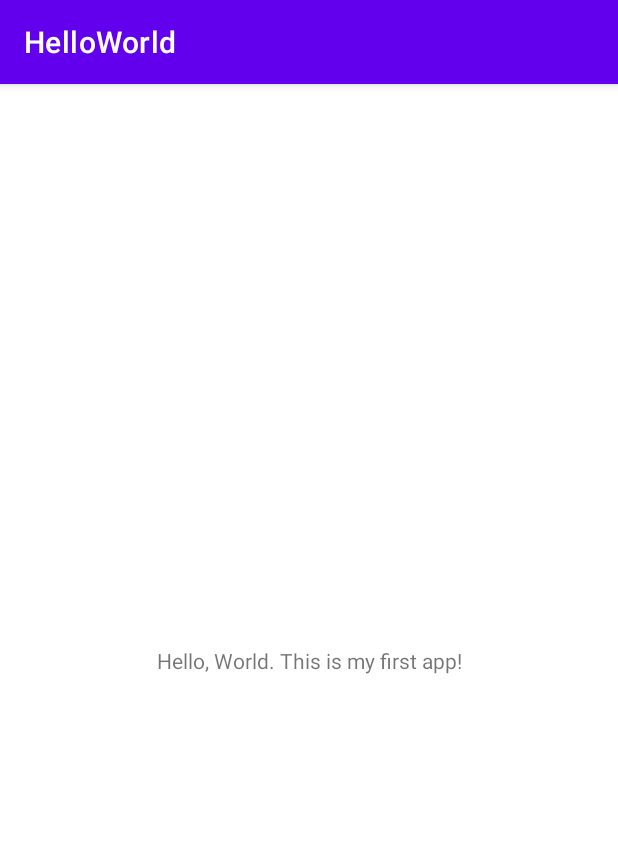
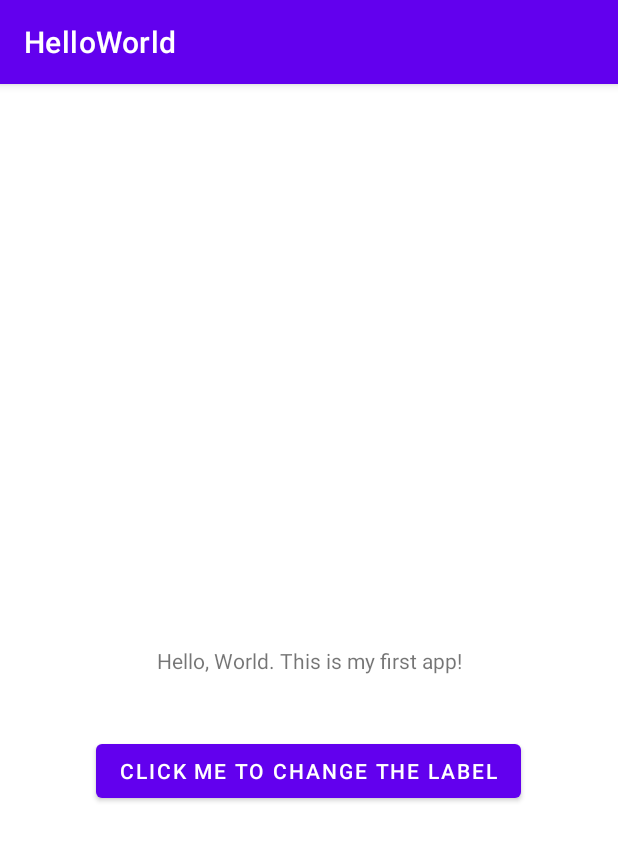
Before and after one commit to Efriedman1/CIS3515-Assignment1, an Android app: the screen it shows after launch (MainActivity), on a phone screen of 412 x 824 dp. Shown: the top 841 px of the screen. Run offline under Robolectric (Android 15) with nearby library versions, the phone set to English and light mode, and no system bars.

Commit message:
change textview text on button click

```diff
--- a/app/src/main/java/edu/temple/helloworld/MainActivity.java
+++ b/app/src/main/java/edu/temple/helloworld/MainActivity.java
@@ -3,6 +3,8 @@ package edu.temple.helloworld;
 import androidx.appcompat.app.AppCompatActivity;
 
 import android.os.Bundle;
+import android.view.View;
+import android.widget.TextView;
 
 public class MainActivity extends AppCompatActivity {
 
@@ -11,4 +13,9 @@ public class MainActivity extends AppCompatActivity {
         super.onCreate(savedInstanceState);
         setContentView(R.layout.activity_main);
     }
+
+    public void buttonClick(View view){
+        TextView tv = (TextView)findViewById(R.id.tv);
+        tv.setText("@string/text_change");
+    }
 }
--- a/app/src/main/res/layout/activity_main.xml
+++ b/app/src/main/res/layout/activity_main.xml
@@ -2,11 +2,13 @@
 <androidx.constraintlayout.widget.ConstraintLayout xmlns:android="http://schemas.android.com/apk/res/android"
     xmlns:app="http://schemas.android.com/apk/res-auto"
     xmlns:tools="http://schemas.android.com/tools"
+    android:id="@+id/v1"
     android:layout_width="match_parent"
     android:layout_height="match_parent"
     tools:context=".MainActivity">
 
     <TextView
+        android:id="@+id/tv"
         android:layout_width="wrap_content"
         android:layout_height="wrap_content"
         android:text="@string/my_greeting"
@@ -15,4 +17,19 @@
         app:layout_constraintRight_toRightOf="parent"
         app:layout_constraintTop_toTopOf="parent" />
 
+    <Button
+        android:id="@+id/button"
+        android:layout_width="wrap_content"
+        android:layout_height="wrap_content"
+        android:layout_marginStart="64dp"
+        android:layout_marginTop="415dp"
+        android:layout_marginEnd="65dp"
+        android:layout_marginBottom="268dp"
+        android:onClick="buttonClick"
+        android:text="@string/btnText"
+        app:layout_constraintBottom_toBottomOf="parent"
+        app:layout_constraintEnd_toEndOf="parent"
+        app:layout_constraintStart_toStartOf="parent"
+        app:layout_constraintTop_toTopOf="parent" />
+
 </androidx.constraintlayout.widget.ConstraintLayout>
--- a/app/src/main/res/values/strings.xml
+++ b/app/src/main/res/values/strings.xml
@@ -1,4 +1,7 @@
 <resources>
     <string name="app_name">HelloWorld</string>
     <string name="my_greeting">Hello, World. This is my first app!</string>
+    <string name="text_change">You have clicked the button</string>
+    <string name="btnText">Click me to change the label</string>
+
 </resources>
```
